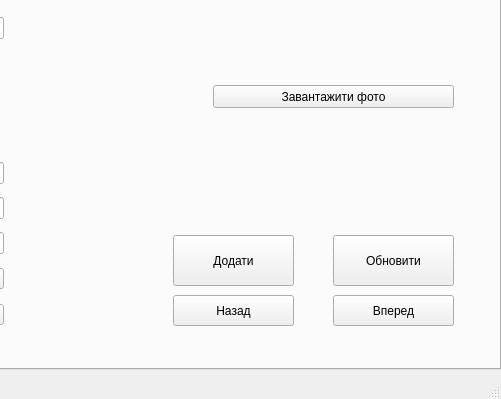
Old version of the form untitled.ui in the repository Coldqz/hospitalqt; both pictures show x 329 to 830 and y 191 to 590 of the 830 by 590 pixel window.
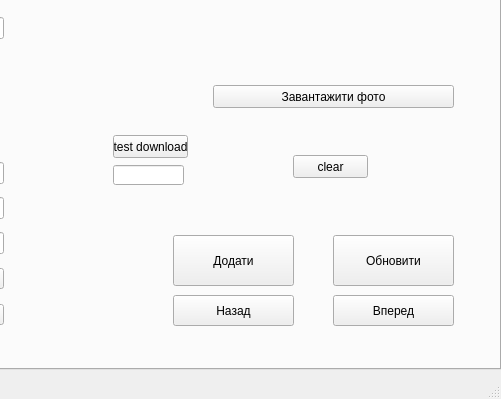
New version of the form.

Commit message: Clear button and download photo test

```diff
--- a/untitled.ui
+++ b/untitled.ui
@@ -258,6 +258,42 @@
        <string>Завантажити фото</string>
       </property>
      </widget>
+     <widget class="QPushButton" name="pushButton_3">
+      <property name="geometry">
+       <rect>
+        <x>440</x>
+        <y>300</y>
+        <width>75</width>
+        <height>23</height>
+       </rect>
+      </property>
+      <property name="text">
+       <string>test download</string>
+      </property>
+     </widget>
+     <widget class="QLineEdit" name="lineEdit">
+      <property name="geometry">
+       <rect>
+        <x>440</x>
+        <y>330</y>
+        <width>71</width>
+        <height>20</height>
+       </rect>
+      </property>
+     </widget>
+     <widget class="QPushButton" name="clearbutton">
+      <property name="geometry">
+       <rect>
+        <x>620</x>
+        <y>320</y>
+        <width>75</width>
+        <height>23</height>
+       </rect>
+      </property>
+      <property name="text">
+       <string>clear</string>
+      </property>
+     </widget>
     </widget>
     <widget class="QWidget" name="tab_2">
      <attribute name="title">
```
The commit also changes 2 other files.
